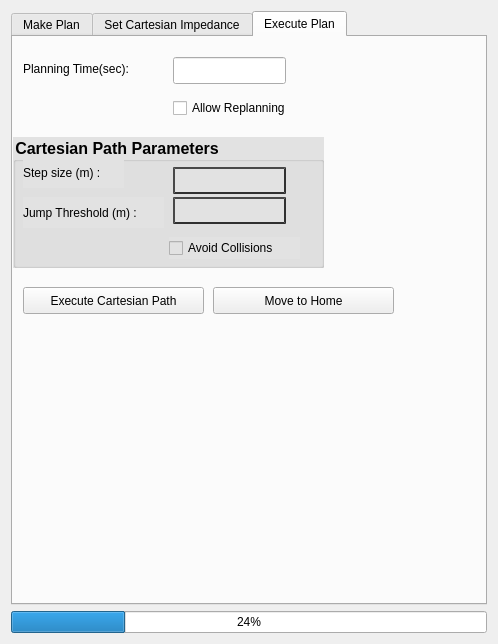
The window that moveit_cartesian_plan_plugin/src/widgets/path_planning_widget.ui (ros-industrial-attic/fermi) describes before a commit, drawn with Qt 5.
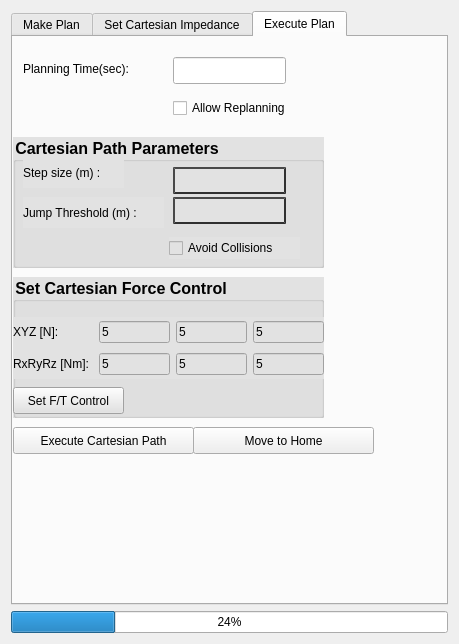
The same window after the commit. The open tabs and pages were chosen to show the change.

Commit message: Minor debugging and adding F/T UI, still not functional.

What changed in the file:
```diff
--- a/moveit_cartesian_plan_plugin/src/widgets/path_planning_widget.ui
+++ b/moveit_cartesian_plan_plugin/src/widgets/path_planning_widget.ui
@@ -6,7 +6,7 @@
    <rect>
     <x>0</x>
     <y>0</y>
-    <width>498</width>
+    <width>459</width>
     <height>644</height>
    </rect>
   </property>
@@ -704,8 +704,8 @@
       <widget class="QPushButton" name="targetPoint">
        <property name="geometry">
         <rect>
-         <x>10</x>
-         <y>250</y>
+         <x>0</x>
+         <y>390</y>
          <width>181</width>
          <height>27</height>
         </rect>
@@ -846,32 +846,11 @@
         </property>
        </widget>
       </widget>
-      <widget class="QLabel" name="lbl_cartPathCompleted">
-       <property name="geometry">
-        <rect>
-         <x>10</x>
-         <y>290</y>
-         <width>461</width>
-         <height>41</height>
-        </rect>
-       </property>
-       <property name="font">
-        <font>
-         <pointsize>12</pointsize>
-         <weight>75</weight>
-         <italic>true</italic>
-         <bold>true</bold>
-        </font>
-       </property>
-       <property name="text">
-        <string/>
-       </property>
-      </widget>
       <widget class="QPushButton" name="btn_moveToHome">
        <property name="geometry">
         <rect>
-         <x>200</x>
-         <y>250</y>
+         <x>180</x>
+         <y>390</y>
          <width>181</width>
          <height>27</height>
         </rect>
@@ -880,6 +859,140 @@
         <string>Move to Home</string>
        </property>
       </widget>
+      <widget class="QGroupBox" name="groupBox_4">
+       <property name="geometry">
+        <rect>
+         <x>0</x>
+         <y>240</y>
+         <width>311</width>
+         <height>141</height>
+        </rect>
+       </property>
+       <property name="font">
+        <font>
+         <pointsize>12</pointsize>
+         <weight>75</weight>
+         <italic>false</italic>
+         <bold>true</bold>
+        </font>
+       </property>
+       <property name="styleSheet">
+        <string notr="true">background-color: rgb(226, 226, 226)</string>
+       </property>
+       <property name="title">
+        <string>Set Cartesian Force Control</string>
+       </property>
+       <widget class="QWidget" name="gridLayoutWidget_2">
+        <property name="geometry">
+         <rect>
+          <x>0</x>
+          <y>40</y>
+          <width>311</width>
+          <height>62</height>
+         </rect>
+        </property>
+        <layout class="QGridLayout" name="gridLayout_6">
+         <item row="0" column="3">
+          <widget class="QLineEdit" name="lineEdit_3">
+           <property name="text">
+            <string>5</string>
+           </property>
+          </widget>
+         </item>
+         <item row="0" column="1">
+          <widget class="QLineEdit" name="lineEdit">
+           <property name="text">
+            <string>5</string>
+           </property>
+          </widget>
+         </item>
+         <item row="0" column="0">
+          <widget class="QLabel" name="label_27">
+           <property name="text">
+            <string>XYZ [N]:</string>
+           </property>
+          </widget>
+         </item>
+         <item row="0" column="2">
+          <widget class="QLineEdit" name="lineEdit_2">
+           <property name="text">
+            <string>5</string>
+           </property>
+          </widget>
+         </item>
+         <item row="1" column="0">
+          <widget class="QLabel" name="label_28">
+           <property name="text">
+            <string>RxRyRz [Nm]: </string>
+           </property>
+          </widget>
+         </item>
+         <item row="1" column="1">
+          <widget class="QLineEdit" name="lineEdit_4">
+           <property name="text">
+            <string>5</string>
+           </property>
+          </widget>
+         </item>
+         <item row="1" column="2">
+          <widget class="QLineEdit" name="lineEdit_5">
+           <property name="text">
+            <string>5</string>
+           </property>
+          </widget>
+         </item>
+         <item row="1" column="3">
+          <widget class="QLineEdit" name="lineEdit_6">
+           <property name="text">
+            <string>5</string>
+           </property>
+          </widget>
+         </item>
+        </layout>
+       </widget>
+       <widget class="QPushButton" name="pushButton">
+        <property name="geometry">
+         <rect>
+          <x>0</x>
+          <y>110</y>
+          <width>111</width>
+          <height>27</height>
+         </rect>
+        </property>
+        <property name="text">
+         <string>Set F/T Control</string>
+        </property>
+       </widget>
+      </widget>
+      <widget class="QLabel" name="lbl_cartPathCompleted">
+       <property name="geometry">
+        <rect>
+         <x>10</x>
+         <y>440</y>
+         <width>341</width>
+         <height>21</height>
+        </rect>
+       </property>
+       <property name="font">
+        <font>
+         <pointsize>12</pointsize>
+         <weight>75</weight>
+         <bold>true</bold>
+        </font>
+       </property>
+       <property name="text">
+        <string/>
+       </property>
+      </widget>
+      <zorder>targetPoint</zorder>
+      <zorder>label_4</zorder>
+      <zorder>lnEdit_PlanTime</zorder>
+      <zorder>chk_AllowReplanning</zorder>
+      <zorder>groupBox_2</zorder>
+      <zorder>btn_moveToHome</zorder>
+      <zorder>groupBox_4</zorder>
+      <zorder>groupBox_4</zorder>
+      <zorder>lbl_cartPathCompleted</zorder>
      </widget>
     </widget>
    </item>
```
Left out of the diff: 93 changed lines with no effect on the pictures. The commit also changes 1 other file.
